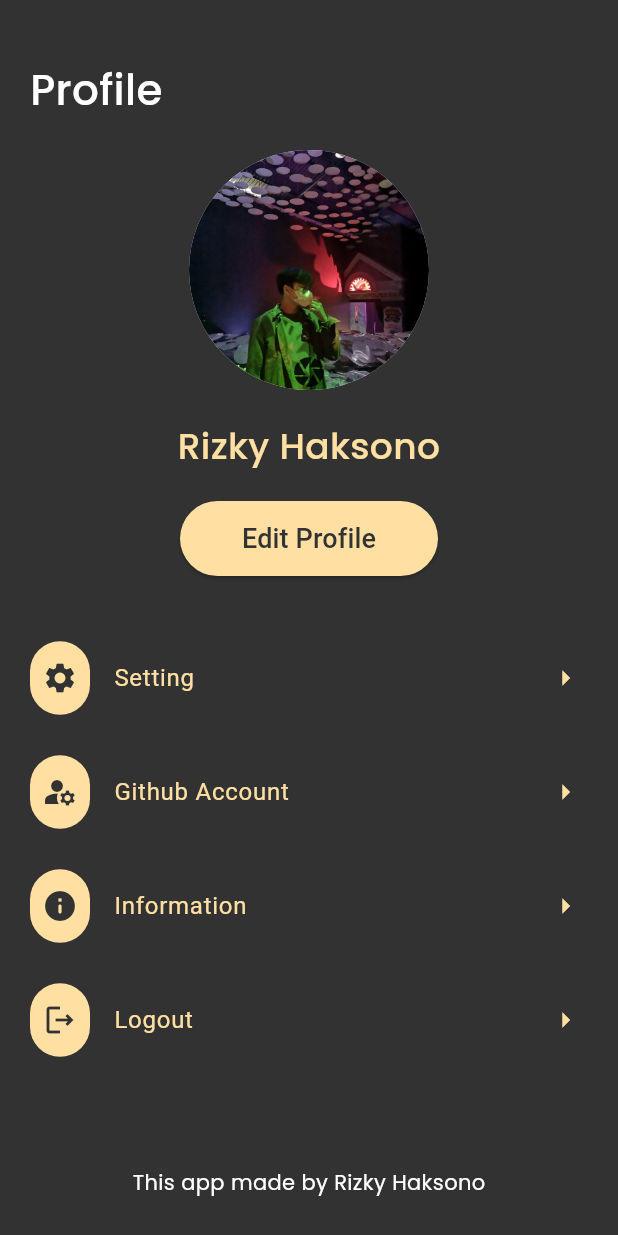
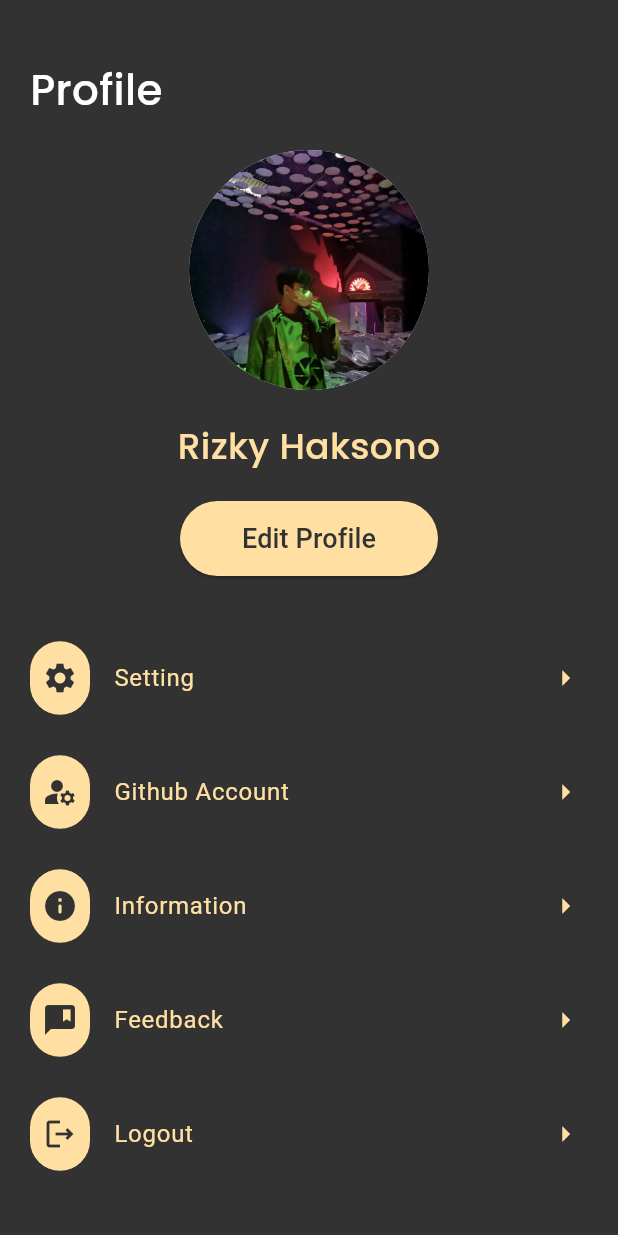
Before and after one commit to rizkyhaksono/pemrograman-mobile, a Flutter app: the ProfilePage screen opened by its route, on a phone screen of 412 x 824 dp. Run offline on Flutter 3.47's test engine with Material 3 defaults, Android fonts, the phone set to English and light mode, and no system bars; our stand-ins replace appwrite, firebase_auth, firebase_core, firebase_messaging, flutter_local_notifications, get and 3 more; accounts and stored records are empty.

Commit message:
feedback

```diff
--- a/lib/presentation/dashboard/profile/profile_page.dart
+++ b/lib/presentation/dashboard/profile/profile_page.dart
@@ -124,6 +124,18 @@ class ProfilePage extends GetView<ProfileController> {
                 },
               ),
               ProfileMenuWidget(
+                title: "Feedback",
+                icon: Icons.comment_bank,
+                textColor: Resources.color.hightlight,
+                onPress: () {
+                  if (kDebugMode) {
+                    print("info");
+                  }
+                  Get.toNamed('/feedback');
+
+                },
+              ),
+              ProfileMenuWidget(
                 title: "Logout",
                 icon: Icons.logout_outlined,
                 textColor: Resources.color.hightlight,
--- a/lib/routes/page_names.dart
+++ b/lib/routes/page_names.dart
@@ -1,3 +1,5 @@
+import 'package:flutter/material.dart';
+
 class PageName {
   static const splash = "/splash";
 
@@ -19,4 +21,5 @@ class PageName {
   static const about = "/about";
   static const github = "/github";
   static const moviesWeb = "/movies-web";
+  static const feedback = "/feedback";
 }
--- a/lib/routes/page_routes.dart
+++ b/lib/routes/page_routes.dart
@@ -7,12 +7,14 @@ import 'package:demo_mobile/presentation/dashboard/home/home_page.dart';
 import 'package:demo_mobile/presentation/dashboard/movies/movie_binding.dart';
 import 'package:demo_mobile/presentation/dashboard/movies/movie_page.dart';
 import 'package:demo_mobile/presentation/dashboard/profile/edit_profile/edit_profile_page.dart';
+import 'package:demo_mobile/presentation/dashboard/profile/feedback/feedback_page.dart';
 import 'package:demo_mobile/presentation/dashboard/profile/profile_binding.dart';
 import 'package:demo_mobile/presentation/dashboard/profile/profile_page.dart';
 import 'package:demo_mobile/presentation/auth/login/login_binding.dart';
 import 'package:demo_mobile/presentation/auth/login/login_page.dart';
 import 'package:demo_mobile/presentation/web_view/web_binding.dart';
 import 'package:demo_mobile/presentation/web_view/web_page.dart';
+import 'package:flutter/material.dart';
 import 'package:get/get.dart';
 import 'package:demo_mobile/routes/page_names.dart';
 import 'package:demo_mobile/presentation/splash/splash_page.dart';
@@ -107,5 +109,11 @@ class PageRoutes {
       transition: Transition.fadeIn,
       transitionDuration: const Duration(milliseconds: 500),
     ),
+    GetPage(name: PageName.feedback,
+    page: () => FeedbackPage(),
+    transition: Transition.fadeIn,
+    transitionDuration: const Duration(milliseconds: 500),
+
+    )
   ];
 }
```
Also changed, not shown: lib/presentation/dashboard/profile/feedback/feedback_page.dart (added, +17 -0 lines), lib/presentation/dashboard/profile/feedback/feedback_binding.dart (added), lib/presentation/dashboard/profile/feedback/feedback_controller.dart (added), 5 other files.
